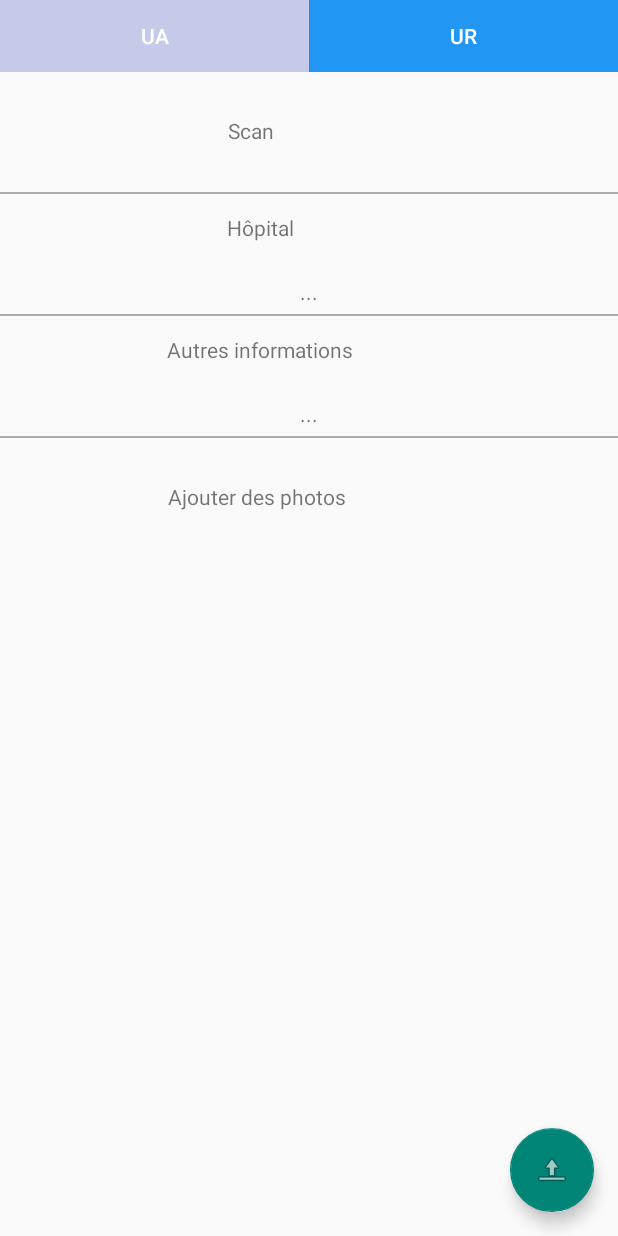
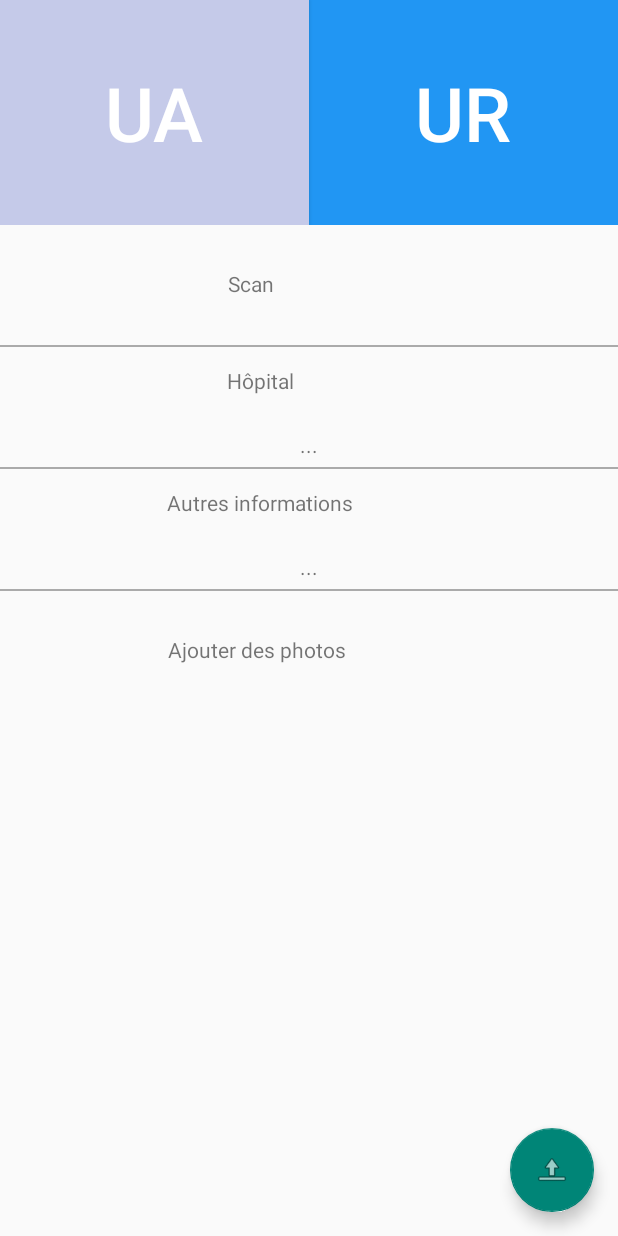
Before and after one commit to sebprunier/necmergitur, an Android app: the screen it shows after launch (MainActivity), on a phone screen of 412 x 824 dp. Run offline under Robolectric (Android 15) with nearby library versions, the phone set to English and light mode, and no system bars; our stand-ins replace ButterKnife, Picasso; libraries missing offline, so code that uses them is left out: com.google.zxing.integration, com.mikepenz.iconics, com.mikepenz.material_design_iconic_typeface_library; pictures from the network do not load; 6 statements that could not run were skipped.

Commit message:
changement taille bouton UR et UA

```diff
--- a/necmergitur-android/app/src/main/res/layout/content_main.xml
+++ b/necmergitur-android/app/src/main/res/layout/content_main.xml
@@ -28,30 +28,32 @@
             <LinearLayout
                 android:orientation="horizontal"
                 android:layout_width="match_parent"
-                android:layout_height="wrap_content"
+                android:layout_height="150dp"
                 android:layout_gravity="center_horizontal"
                 android:weightSum="1">
 
                 <Button
                     android:layout_width="wrap_content"
-                    android:layout_height="wrap_content"
+                    android:layout_height="match_parent"
                     android:text="UA"
                     android:id="@+id/buttonUA"
                     android:enabled="false"
                     android:layout_weight="0.50"
                     android:background="@drawable/buttons_selected"
-                    android:textColor="#ffffff" />
+                    android:textColor="#ffffff"
+                    android:textSize="50dp" />
 
                 <Button
                     android:layout_width="wrap_content"
-                    android:layout_height="wrap_content"
+                    android:layout_height="match_parent"
                     android:text="UR"
                     android:id="@+id/buttonUR"
                     android:enabled="true"
                     android:layout_gravity="center_vertical"
                     android:layout_weight="0.50"
                     android:background="@drawable/buttons_selected"
-                    android:textColor="#ffffff" />
+                    android:textColor="#ffffff"
+                    android:textSize="50dp" />
             </LinearLayout>
 
 
```
